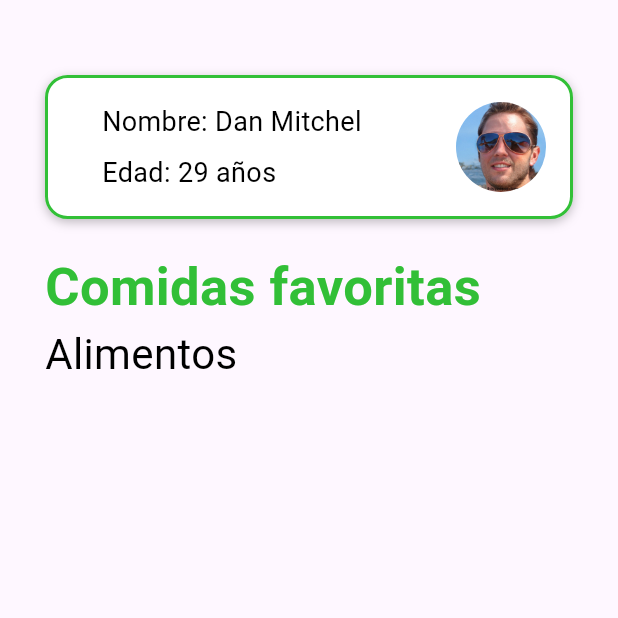
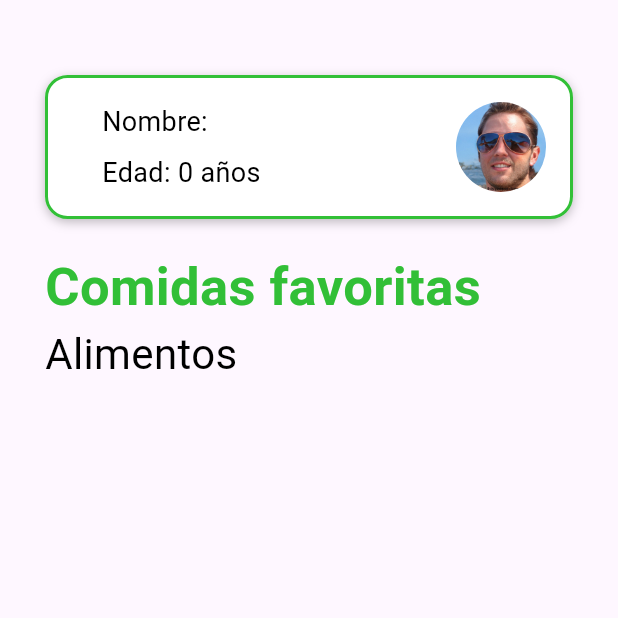
Before and after one commit to ThePain99/nutria-flutter, a Flutter app: the FavoriteFoodPatientPage screen opened directly, on a phone screen of 412 x 824 dp, the top half of it. Run offline on Flutter 3.47's test engine with Material 3 defaults, Android fonts, the phone set to English and light mode, and no system bars; our stand-ins replace bloc, flutter_bloc, google_fonts, image_picker, rxdart and 1 more; missing offline and left inert: dart:ffi; accounts and stored records are empty.

Commit message:
Add changes

```diff
--- a/lib/modules/nutritionist/informaton_patient/favoriteFoodPatient.dart
+++ b/lib/modules/nutritionist/informaton_patient/favoriteFoodPatient.dart
@@ -10,6 +10,7 @@ import 'package:shared_preferences/shared_preferences.dart';
 
 import '../../../models/Aliments.dart';
 import '../../../models/Patient.dart';
+import '../../utils/Utils.dart';
 
 class FavoriteFoodPatientPage extends StatefulWidget {
   const FavoriteFoodPatientPage({Key? key}) : super(key: key);
@@ -96,9 +97,11 @@ class _FavoriteFoodPatientPageState extends State<FavoriteFoodPatientPage> {
                         child: Column(
                           crossAxisAlignment: CrossAxisAlignment.start,
                           children: [
-                            _buildBlackText("Nombre: Dan Mitchel"),
+                            _buildBlackText("Nombre: " + patient.name),
                             SizedBox(height: 8),
-                            _buildBlackText("Edad: 29 años"),
+                            _buildBlackText("Edad: " +
+                                Utils.calculateAge(patient.birthday) +
+                                " años"),
                           ],
                         ),
                       ),
--- a/lib/modules/user/food_favorite/favorite.dart
+++ b/lib/modules/user/food_favorite/favorite.dart
@@ -117,7 +117,7 @@ class _FavoritePageState extends State<FavoritePage> {
               ),
               const SizedBox(height: 20),
               _buildGreenText("Comidas favoritas"),
-              _buildBlackTitle("Desayuno"),
+              _buildBlackTitle("Alimentos"),
               for (var aliment in aliments) RecipeTile(aliment: aliment),
               // _buildBlackTitle("Almuerzo"),
               // RecipeTile(),
--- a/lib/modules/user/home/home.dart
+++ b/lib/modules/user/home/home.dart
@@ -72,7 +72,7 @@ class _HomePageState extends State<HomePage> {
               const SizedBox(height: 20),
               buildUserProfile(),
               const SizedBox(height: 20),
-              buildMenuSection("Menú del día", "Desayuno"),
+              buildMenuSection("Menú del día", "Alimentos"),
             ],
           ),
         ),
```
Also changed, not shown: lib/modules/nutritionist/sidebar_nutricionist/sidebarNutricionist.dart (+8 -2 lines), lib/modules/user/sidebar/sidebar.dart (+9 -2 lines).
